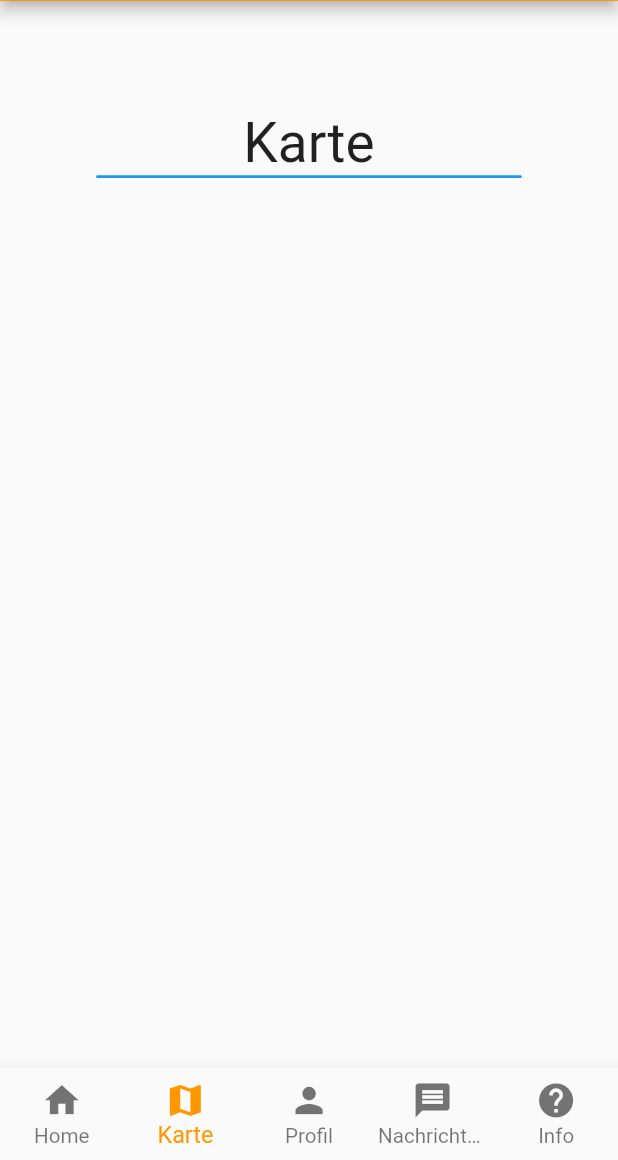
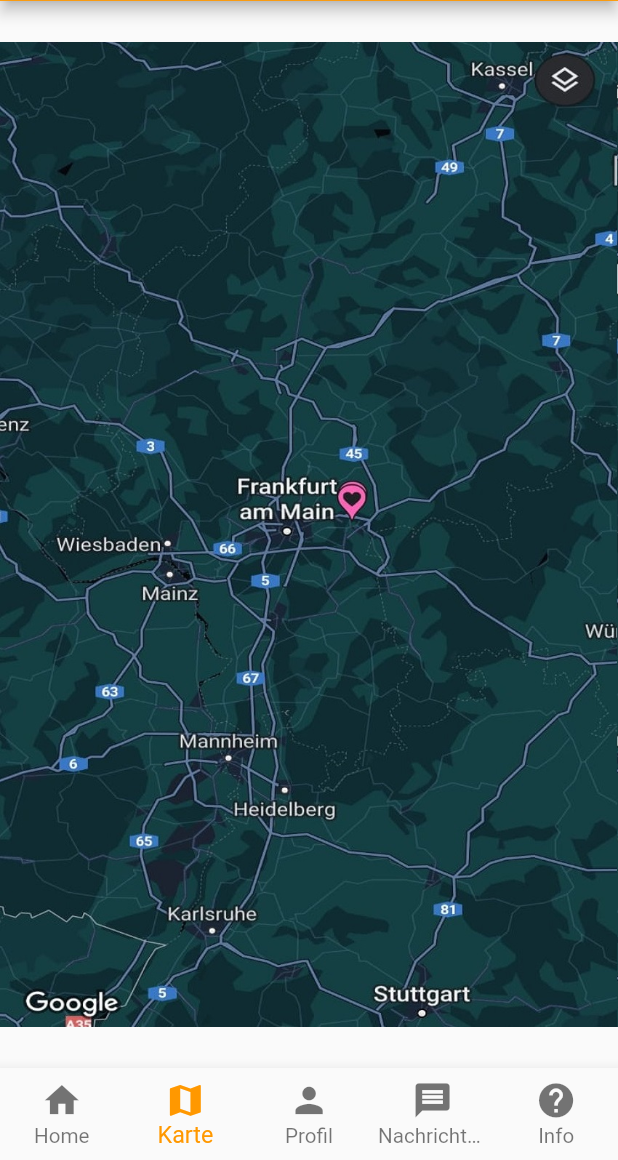
Before and after one commit to samuelNe-Dev/go_mama, a Flutter app: the screen it shows after launch, item 2 of the bottom bar chosen, on a phone screen of 412 x 824 dp, the part 76-1236 px from its top. Run offline on Flutter 3.47's test engine with Material 2 defaults, Android fonts, the light colour scheme and no system bars; our stand-ins replace cloud_firestore, firebase_auth, firebase_core, fluttertoast, get, google_fonts and 2 more; accounts and stored records are empty.

Commit message:
Update Map Image + Navigation without context

```diff
--- a/lib/main.dart
+++ b/lib/main.dart
@@ -1,6 +1,7 @@
 import 'package:firebase_auth/firebase_auth.dart';
 import 'package:firebase_core/firebase_core.dart';
 import 'package:flutter/material.dart';
+import 'package:get/get.dart';
 import 'package:go_mama/screens/home/home.dart';
 import 'package:go_mama/screens/loginHome/loginHome.dart';
 import 'package:responsive_framework/responsive_framework.dart';
@@ -19,7 +20,7 @@ class MyApp extends StatelessWidget {
   // This widget is the root of your application.
   @override
   Widget build(BuildContext context) {
-    return MaterialApp(
+    return GetMaterialApp(
       builder: (context, widget) => ResponsiveWrapper.builder(
         BouncingScrollWrapper.builder(context, widget),
         maxWidth: 1200,
--- a/lib/screens/home/home.dart
+++ b/lib/screens/home/home.dart
@@ -1,6 +1,7 @@
 import 'package:firebase_auth/firebase_auth.dart';
 import 'package:flutter/gestures.dart';
 import 'package:flutter/material.dart';
+import 'package:get/get.dart';
 import 'package:go_mama/screens/loginHome/loginHome.dart';
 import 'package:google_fonts/google_fonts.dart';
 import 'package:table_calendar/table_calendar.dart';
@@ -73,29 +74,15 @@ class _HomeState extends State<Home> {
       child: Scaffold(
         body: Container(
             margin: const EdgeInsets.only(
-            left: 70.0,
-            right: 70.0,
-            top: 80.0,
+              left: 0.0,
+              right: 0.0,
+              top: 0.0,
             ),
-          child: Column(children: <Widget>[
-            Center(
-                child: Text(
-              "Karte",
-              style: TextStyle(
-                fontSize: 40,
-              ),
-              textAlign: TextAlign.center,
+            child: Image(
+              image: AssetImage('images/map2.jpeg'),
+              width: 900,
+              height: 900,
             )),
-            Container(
-              decoration: BoxDecoration(
-                border: Border.all(
-                  color: Colors.blue,
-                ),
-                borderRadius: BorderRadius.circular(10.0),
-              ),
-            )
-          ]),
-        ),
       ),
     ),
     Center(
@@ -261,7 +248,7 @@ class _HomeState extends State<Home> {
     // 'Info' - page
 
     Scaffold(
-        backgroundColor: Colors.orange[400],
+        backgroundColor: Colors.white,
         body: Center(
           child: Column(
             children: <Widget>[
@@ -274,15 +261,15 @@ class _HomeState extends State<Home> {
                   left: 20,
                   bottom: 20,
                 ),
-                color: Colors.orange[400],
+                color: Colors.white,
                 child: RichText(
                     text: TextSpan(
                   children: <TextSpan>[
                     TextSpan(
                         text: 'Finanzierung\n\n',
-                        style: GoogleFonts.stintUltraCondensed(
+                        style: GoogleFonts.roboto(
                           textStyle: TextStyle(
-                            color: Colors.purple,
+                            color: Colors.black,
                             fontSize: 35.0,
                           ),
                         )),
@@ -300,18 +287,9 @@ class _HomeState extends State<Home> {
                       style: TextStyle(color: Colors.purple, fontSize: 20.0),
                       recognizer: TapGestureRecognizer()
                         ..onTap = () {
-                            Scaffold(
-                              appBar: AppBar(
-                                title: Text('Hilfe Page'),
+                          Get.offAll(() => Finanzierung());
+                        },
                     ),
-                              body: Container(
-                                child: Text(
-                                    'Elterngeld Bis zu 67% des Einkommens, welches man zuvor verdient hat, k'),
-                              ),
-                            );
-                            // Navigator.of(context).push(MaterialPageRoute(
-                            // builder: (context) => Finanzierung()));
-                          }),
                   ],
                 )),
               ),
@@ -325,15 +303,15 @@ class _HomeState extends State<Home> {
                   left: 20,
                   bottom: 20,
                 ),
-                color: Colors.orange[400],
+                color: Colors.white,
                 child: RichText(
                     text: TextSpan(
                   children: <TextSpan>[
                     TextSpan(
                         text: 'Hilfe\n\n',
-                        style: GoogleFonts.stintUltraCondensed(
+                        style: GoogleFonts.roboto(
                           textStyle: TextStyle(
-                            color: Colors.purple,
+                            color: Colors.black,
                             fontSize: 35.0,
                           ),
                         )),
@@ -351,8 +329,7 @@ class _HomeState extends State<Home> {
                         style: TextStyle(color: Colors.purple, fontSize: 20.0),
                         recognizer: TapGestureRecognizer()
                           ..onTap = () {
-                            // Navigator.of(context).push(MaterialPageRoute(
-                            //builder: (context) => Hilfe()));
+                            Get.offAll(() => Hilfe());
                           }),
                   ],
                 )),
--- a/pubspec.yaml
+++ b/pubspec.yaml
@@ -37,6 +37,7 @@ dependencies:
   table_calendar: ^3.0.0
   cloud_firestore: ^2.2.0
   responsive_framework: ^0.1.0
+  get: ^4.1.4
 
 dev_dependencies:
   flutter_test:
@@ -54,7 +55,9 @@ flutter:
   uses-material-design: true
 
   assets:
-    - images/
+    - images/map2.jpeg
+    - images/example_profil.jpg
+    - images/Go-Mama-logo.jpg
 
   # An image asset can refer to one or more resolution-specific "variants", see
   # https://flutter.dev/assets-and-images/#resolution-aware.
```
Also changed, not shown: images/map2.jpeg (added), pubspec.lock. Lines whose indentation alone changed are shown as unchanged.
